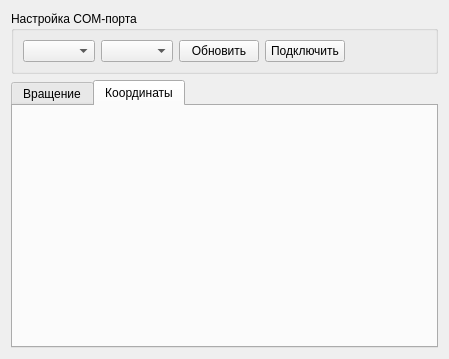
Old version of the form tableform.ui in the repository ag8920/navigation.
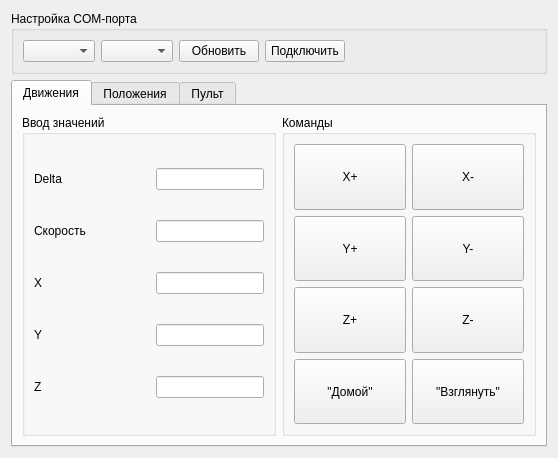
New version of the form. The open tabs and pages were chosen to show the change. Icons and pictures are not drawn.

What changed in the file:
```diff
--- a/tableform.ui
+++ b/tableform.ui
@@ -9,8 +9,8 @@
    <rect>
     <x>0</x>
     <y>0</y>
-    <width>449</width>
-    <height>359</height>
+    <width>558</width>
+    <height>458</height>
    </rect>
   </property>
   <property name="sizePolicy">
@@ -21,8 +21,8 @@
   </property>
   <property name="minimumSize">
    <size>
-    <width>449</width>
-    <height>353</height>
+    <width>558</width>
+    <height>458</height>
    </size>
   </property>
   <property name="maximumSize">
@@ -90,15 +90,240 @@
    </item>
    <item row="1" column="0">
     <widget class="QTabWidget" name="tabWidget">
+     <property name="enabled">
+      <bool>true</bool>
+     </property>
      <property name="currentIndex">
       <number>0</number>
      </property>
      <property name="movable">
       <bool>true</bool>
      </property>
+     <widget class="QWidget" name="tab_3">
+      <attribute name="title">
+       <string>Движения</string>
+      </attribute>
+      <layout class="QGridLayout" name="gridLayout_10">
+       <item row="0" column="0">
+        <widget class="QGroupBox" name="groupBox_4">
+         <property name="enabled">
+          <bool>true</bool>
+         </property>
+         <property name="title">
+          <string>Ввод значений</string>
+         </property>
+         <layout class="QGridLayout" name="gridLayout_9">
+          <item row="0" column="0">
+           <widget class="QLabel" name="label">
+            <property name="text">
+             <string>Delta</string>
+            </property>
+           </widget>
+          </item>
+          <item row="4" column="0">
+           <widget class="QLabel" name="label_9">
+            <property name="text">
+             <string>Z</string>
+            </property>
+           </widget>
+          </item>
+          <item row="2" column="0">
+           <widget class="QLabel" name="label_7">
+            <property name="text">
+             <string>X</string>
+            </property>
+           </widget>
+          </item>
+          <item row="3" column="0">
+           <widget class="QLabel" name="label_8">
+            <property name="text">
+             <string>Y</string>
+            </property>
+           </widget>
+          </item>
+          <item row="1" column="0">
+           <widget class="QLabel" name="label_2">
+            <property name="text">
+             <string>Скорость</string>
+            </property>
+           </widget>
+          </item>
+          <item row="0" column="1">
+           <widget class="QLineEdit" name="deltalineEdit">
+            <property name="sizePolicy">
+             <sizepolicy hsizetype="Fixed" vsizetype="Fixed">
+              <horstretch>0</horstretch>
+              <verstretch>0</verstretch>
+             </sizepolicy>
+            </property>
+           </widget>
+          </item>
+          <item row="1" column="1">
+           <widget class="QLineEdit" name="speedlineEdit">
+            <property name="sizePolicy">
+             <sizepolicy hsizetype="Fixed" vsizetype="Fixed">
+              <horstretch>0</horstretch>
+              <verstretch>0</verstretch>
+             </sizepolicy>
+            </property>
+           </widget>
+          </item>
+          <item row="2" column="1">
+           <widget class="QLineEdit" name="xlineEdit">
+            <property name="sizePolicy">
+             <sizepolicy hsizetype="Fixed" vsizetype="Fixed">
+              <horstretch>0</horstretch>
+              <verstretch>0</verstretch>
+             </sizepolicy>
+            </property>
+           </widget>
+          </item>
+          <item row="3" column="1">
+           <widget class="QLineEdit" name="ylineEdit">
+            <property name="sizePolicy">
+             <sizepolicy hsizetype="Fixed" vsizetype="Fixed">
+              <horstretch>0</horstretch>
+              <verstretch>0</verstretch>
+             </sizepolicy>
+            </property>
+           </widget>
+          </item>
+          <item row="4" column="1">
+           <widget class="QLineEdit" name="zlineEdit">
+            <property name="sizePolicy">
+             <sizepolicy hsizetype="Fixed" vsizetype="Fixed">
+              <horstretch>0</horstretch>
+              <verstretch>0</verstretch>
+             </sizepolicy>
+            </property>
+           </widget>
+          </item>
+         </layout>
+        </widget>
+       </item>
+       <item row="0" column="1">
+        <widget class="QGroupBox" name="groupBox_5">
+         <property name="title">
+          <string>Команды</string>
+         </property>
+         <layout class="QGridLayout" name="gridLayout_8">
+          <item row="2" column="0">
+           <widget class="QPushButton" name="btnYplus">
+            <property name="sizePolicy">
+             <sizepolicy hsizetype="Minimum" vsizetype="Preferred">
+              <horstretch>0</horstretch>
+              <verstretch>0</verstretch>
+             </sizepolicy>
+            </property>
+            <property name="text">
+             <string>Y+</string>
+            </property>
+           </widget>
+          </item>
+          <item row="0" column="0">
+           <widget class="QPushButton" name="btnXplus">
+            <property name="sizePolicy">
+             <sizepolicy hsizetype="Minimum" vsizetype="Preferred">
+              <horstretch>0</horstretch>
+              <verstretch>0</verstretch>
+             </sizepolicy>
+            </property>
+            <property name="text">
+             <string>X+</string>
+            </property>
+           </widget>
+          </item>
+          <item row="4" column="0">
+           <widget class="QPushButton" name="btnZplus">
+            <property name="sizePolicy">
+             <sizepolicy hsizetype="Minimum" vsizetype="Preferred">
+              <horstretch>0</horstretch>
+              <verstretch>0</verstretch>
+             </sizepolicy>
+            </property>
+            <property name="text">
+             <string>Z+</string>
+            </property>
+           </widget>
+          </item>
+          <item row="0" column="1">
+           <widget class="QPushButton" name="btnXminus">
+            <property name="sizePolicy">
+             <sizepolicy hsizetype="Minimum" vsizetype="Preferred">
+              <horstretch>0</horstretch>
+              <verstretch>0</verstretch>
+             </sizepolicy>
+            </property>
+            <property name="text">
+             <string>X-</string>
+            </property>
+           </widget>
+          </item>
+          <item row="2" column="1">
+           <widget class="QPushButton" name="btnYminus">
+            <property name="sizePolicy">
+             <sizepolicy hsizetype="Minimum" vsizetype="Preferred">
+              <horstretch>0</horstretch>
+              <verstretch>0</verstretch>
+             </sizepolicy>
+            </property>
+            <property name="text">
+             <string>Y-</string>
+            </property>
+           </widget>
+          </item>
+          <item row="4" column="1">
+           <widget class="QPushButton" name="btnZminus">
+            <property name="sizePolicy">
+             <sizepolicy hsizetype="Minimum" vsizetype="Preferred">
+              <horstretch>0</horstretch>
+              <verstretch>0</verstretch>
+             </sizepolicy>
+            </property>
+            <property name="text">
+             <string>Z-</string>
+            </property>
+           </widget>
+          </item>
+          <item row="5" column="0">
+           <widget class="QPushButton" name="btnHome">
+            <property name="sizePolicy">
+             <sizepolicy hsizetype="Minimum" vsizetype="Preferred">
+              <horstretch>0</horstretch>
+              <verstretch>0</verstretch>
+             </sizepolicy>
+            </property>
+            <property name="text">
+             <string>&quot;Домой&quot;</string>
+            </property>
+           </widget>
+          </item>
+          <item row="5" column="1">
+           <widget class="QPushButton" name="btnMove">
+            <property name="sizePolicy">
+             <sizepolicy hsizetype="Minimum" vsizetype="Preferred">
+              <horstretch>0</horstretch>
+              <verstretch>0</verstretch>
+             </sizepolicy>
+            </property>
+            <property name="text">
+             <string>&quot;Взглянуть&quot;</string>
+            </property>
+           </widget>
+          </item>
+         </layout>
+        </widget>
+       </item>
+      </layout>
+     </widget>
+     <widget class="QWidget" name="tab_2">
+      <attribute name="title">
+       <string>Положения</string>
+      </attribute>
+     </widget>
      <widget class="QWidget" name="tab">
       <attribute name="title">
-       <string>Вращение</string>
+       <string>Пульт</string>
       </attribute>
       <layout class="QVBoxLayout" name="verticalLayout_3">
        <item>
@@ -444,11 +669,6 @@
        </item>
       </layout>
      </widget>
-     <widget class="QWidget" name="tab_2">
-      <attribute name="title">
-       <string>Координаты</string>
-      </attribute>
-     </widget>
     </widget>
    </item>
   </layout>
```
Left out of the diff: 2 changed lines with no effect on the pictures.
